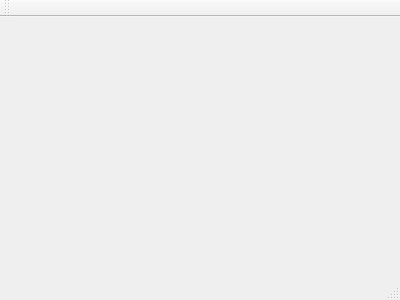
Old version of the form UI/mainwindow.ui in the repository guiguilalane/Wumpus.
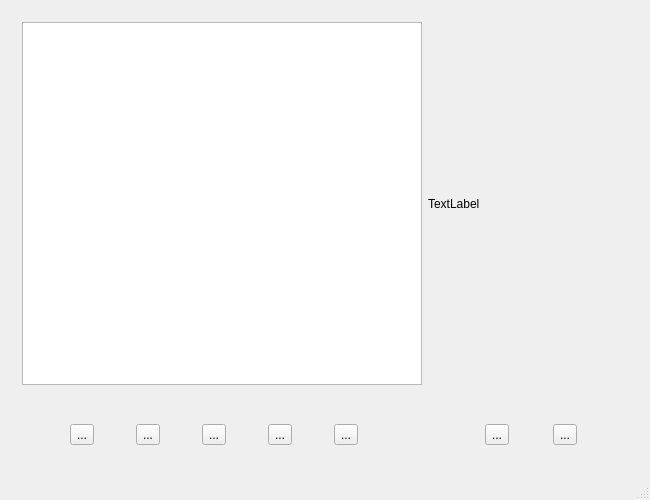
New version of the form. Icons and pictures are not drawn.

Commit message: Add the connect with the button

Patch:
```diff
--- a/UI/mainwindow.ui
+++ b/UI/mainwindow.ui
@@ -1,24 +1,188 @@
 <ui version="4.0">
  <class>MainWindow</class>
- <widget class="QMainWindow" name="MainWindow" >
-  <property name="geometry" >
+ <widget class="QMainWindow" name="MainWindow">
+  <property name="geometry">
    <rect>
     <x>0</x>
     <y>0</y>
-    <width>400</width>
-    <height>300</height>
+    <width>650</width>
+    <height>500</height>
    </rect>
   </property>
   <property name="windowTitle" >
    <string>MainWindow</string>
   </property>
-  <widget class="QMenuBar" name="menuBar" />
-  <widget class="QToolBar" name="mainToolBar" />
-  <widget class="QWidget" name="centralWidget" />
-  <widget class="QStatusBar" name="statusBar" />
+  <widget class="QWidget" name="centralWidget">
+   <layout class="QVBoxLayout" name="verticalLayout">
+    <item>
+     <widget class="QWidget" name="game" native="true">
+      <layout class="QHBoxLayout" name="horizontalLayout_4" stretch="4,2">
+       <property name="sizeConstraint">
+        <enum>QLayout::SetDefaultConstraint</enum>
+       </property>
+       <item>
+        <widget class="QGraphicsView" name="view"/>
+       </item>
+       <item>
+        <widget class="QLabel" name="score">
+         <property name="text">
+          <string>TextLabel</string>
+         </property>
+        </widget>
+       </item>
+      </layout>
+     </widget>
+    </item>
+    <item>
+     <widget class="QWidget" name="widget_4" native="true">
+      <layout class="QHBoxLayout" name="horizontalLayout_3" stretch="4,2">
+       <property name="spacing">
+        <number>30</number>
+       </property>
+       <property name="leftMargin">
+        <number>12</number>
+       </property>
+       <item>
+        <widget class="QWidget" name="widgetButton" native="true">
+         <layout class="QHBoxLayout" name="horizontalLayout">
+          <item>
+           <widget class="QToolButton" name="turnR">
+            <property name="text">
+             <string>...</string>
+            </property>
+            <property name="icon">
+             <iconset resource="../Resource.qrc">
+              <normaloff>:/Pictures/Pictures/arrow_redo.png</normaloff>:/Pictures/Pictures/arrow_redo.png</iconset>
+            </property>
+            <property name="iconSize">
+             <size>
+              <width>32</width>
+              <height>32</height>
+             </size>
+            </property>
+           </widget>
+          </item>
+          <item>
+           <widget class="QToolButton" name="turnL">
+            <property name="text">
+             <string>...</string>
+            </property>
+            <property name="icon">
+             <iconset resource="../Resource.qrc">
+              <normaloff>:/Pictures/Pictures/arrow_undo.png</normaloff>:/Pictures/Pictures/arrow_undo.png</iconset>
+            </property>
+            <property name="iconSize">
+             <size>
+              <width>32</width>
+              <height>32</height>
+             </size>
+            </property>
+           </widget>
+          </item>
+          <item>
+           <widget class="QToolButton" name="move">
+            <property name="text">
+             <string>...</string>
+            </property>
+            <property name="icon">
+             <iconset resource="../Resource.qrc">
+              <normaloff>:/Pictures/Pictures/arrow_up.png</normaloff>:/Pictures/Pictures/arrow_up.png</iconset>
+            </property>
+            <property name="iconSize">
+             <size>
+              <width>32</width>
+              <height>32</height>
+             </size>
+            </property>
+           </widget>
+          </item>
+          <item>
+           <widget class="QToolButton" name="shoot">
+            <property name="text">
+             <string>...</string>
+            </property>
+            <property name="icon">
+             <iconset resource="../Resource.qrc">
+              <normaloff>:/Pictures/Pictures/arrow.png</normaloff>:/Pictures/Pictures/arrow.png</iconset>
+            </property>
+            <property name="iconSize">
+             <size>
+              <width>32</width>
+              <height>32</height>
+             </size>
+            </property>
+           </widget>
+          </item>
+          <item>
+           <widget class="QToolButton" name="down">
+            <property name="text">
+             <string>...</string>
+            </property>
+            <property name="icon">
+             <iconset resource="../Resource.qrc">
+              <normaloff>:/Pictures/Pictures/arrow_down.png</normaloff>:/Pictures/Pictures/arrow_down.png</iconset>
+            </property>
+            <property name="iconSize">
+             <size>
+              <width>32</width>
+              <height>32</height>
+             </size>
+            </property>
+           </widget>
+          </item>
+         </layout>
+        </widget>
+       </item>
+       <item>
+        <widget class="QWidget" name="widgetStatus" native="true">
+         <layout class="QHBoxLayout" name="horizontalLayout_2">
+          <item>
+           <widget class="QToolButton" name="connect">
+            <property name="text">
+             <string>...</string>
+            </property>
+            <property name="icon">
+             <iconset resource="../Resource.qrc">
+              <normaloff>:/Pictures/Pictures/gnome-session-logout.png</normaloff>:/Pictures/Pictures/gnome-session-logout.png</iconset>
+            </property>
+            <property name="iconSize">
+             <size>
+              <width>32</width>
+              <height>32</height>
+             </size>
+            </property>
+           </widget>
+          </item>
+          <item>
+           <widget class="QToolButton" name="quit">
+            <property name="text">
+             <string>...</string>
+            </property>
+            <property name="icon">
+             <iconset resource="../Resource.qrc">
+              <normaloff>:/Pictures/Pictures/gnome-logout.png</normaloff>:/Pictures/Pictures/gnome-logout.png</iconset>
+            </property>
+            <property name="iconSize">
+             <size>
+              <width>32</width>
+              <height>32</height>
+             </size>
+            </property>
+           </widget>
+          </item>
+         </layout>
+        </widget>
+       </item>
+      </layout>
+     </widget>
+    </item>
+   </layout>
+  </widget>
+  <widget class="QStatusBar" name="statusBar"/>
  </widget>
- <layoutDefault spacing="6" margin="11" />
- <pixmapfunction></pixmapfunction>
- <resources/>
+ <layoutdefault spacing="6" margin="11"/>
+ <resources>
+  <include location="../Resource.qrc"/>
+ </resources>
  <connections/>
 </ui>
```
Left out of the diff: 3 changed lines with no effect on the pictures. The commit also changes 50 other files.
